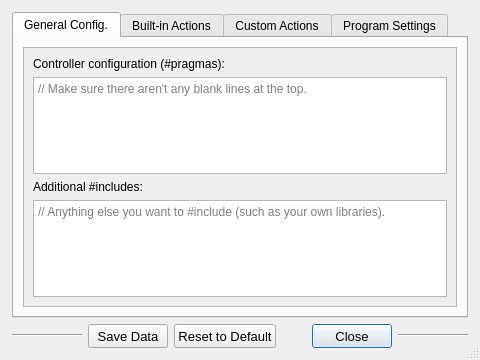
Qt form setupwindow.ui (OlyCow/draw-auton) before a commit.
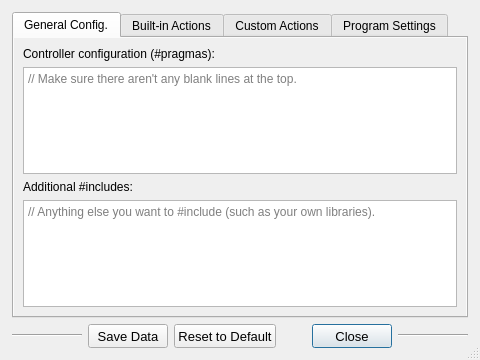
The same form after that commit. Icons and pictures are not drawn.

Commit message: Added a monospace font :)

Diff of the .ui file:
```diff
--- a/setupwindow.ui
+++ b/setupwindow.ui
@@ -45,22 +45,52 @@
       <attribute name="toolTip">
        <string>General #pragma configs and #includes.</string>
       </attribute>
-      <layout class="QVBoxLayout" name="verticalLayout_2">
+      <layout class="QVBoxLayout" name="verticalLayout_tab0">
+       <property name="spacing">
+        <number>0</number>
+       </property>
+       <property name="leftMargin">
+        <number>0</number>
+       </property>
+       <property name="topMargin">
+        <number>0</number>
+       </property>
+       <property name="rightMargin">
+        <number>0</number>
+       </property>
+       <property name="bottomMargin">
+        <number>0</number>
+       </property>
        <item>
-        <widget class="QScrollArea" name="scrollArea">
+        <widget class="QScrollArea" name="scrollArea_config">
+         <property name="focusPolicy">
+          <enum>Qt::NoFocus</enum>
+         </property>
+         <property name="frameShape">
+          <enum>QFrame::NoFrame</enum>
+         </property>
+         <property name="frameShadow">
+          <enum>QFrame::Plain</enum>
+         </property>
+         <property name="lineWidth">
+          <number>0</number>
+         </property>
          <property name="widgetResizable">
           <bool>true</bool>
          </property>
-         <widget class="QWidget" name="scrollAreaWidgetContents">
+         <property name="alignment">
+          <set>Qt::AlignCenter</set>
+         </property>
+         <widget class="QWidget" name="layout_scrollArea">
           <property name="geometry">
            <rect>
             <x>0</x>
             <y>0</y>
-            <width>430</width>
-            <height>258</height>
+            <width>450</width>
+            <height>278</height>
            </rect>
           </property>
-          <layout class="QVBoxLayout" name="verticalLayout">
+          <layout class="QVBoxLayout" name="verticalLayout_scrollArea1">
            <item>
             <widget class="QLabel" name="label">
              <property name="text">
@@ -69,7 +99,13 @@
             </widget>
            </item>
            <item>
-            <widget class="QPlainTextEdit" name="plainTextEdit">
+            <widget class="QPlainTextEdit" name="plainTextEdit_pragmas">
+             <property name="focusPolicy">
+              <enum>Qt::ClickFocus</enum>
+             </property>
+             <property name="styleSheet">
+              <string notr="true">font: 10pt &quot;Droid Sans Mono&quot;;</string>
+             </property>
              <property name="lineWrapMode">
               <enum>QPlainTextEdit::NoWrap</enum>
              </property>
@@ -89,7 +125,19 @@
             </widget>
            </item>
            <item>
-            <widget class="QPlainTextEdit" name="plainTextEdit_2">
+            <widget class="QPlainTextEdit" name="plainTextEdit_includes">
+             <property name="focusPolicy">
+              <enum>Qt::ClickFocus</enum>
+             </property>
+             <property name="styleSheet">
+              <string notr="true">font: 10pt &quot;Droid Sans Mono&quot;;</string>
+             </property>
+             <property name="lineWrapMode">
+              <enum>QPlainTextEdit::NoWrap</enum>
+             </property>
+             <property name="tabStopWidth">
+              <number>40</number>
+             </property>
              <property name="placeholderText">
               <string>// Anything else you want to #include (such as your own libraries).</string>
              </property>
```
Left out of the diff: 6 changed lines with no effect on the pictures. The commit also changes 4 other files.
